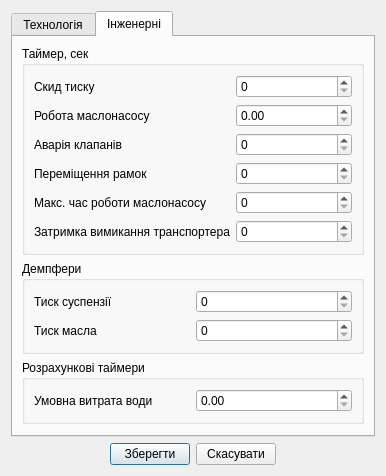
Qt form kf-1000/scada/dlgkfparam.ui (vanessaorgua/Linovitsa) before a commit.
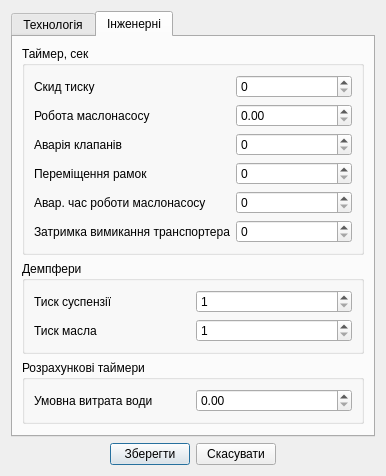
The same form after that commit. The open tabs and pages were chosen to show the change.

```diff
--- a/kf-1000/scada/dlgkfparam.ui
+++ b/kf-1000/scada/dlgkfparam.ui
@@ -7,7 +7,7 @@
     <x>0</x>
     <y>0</y>
     <width>386</width>
-    <height>447</height>
+    <height>461</height>
    </rect>
   </property>
   <property name="windowTitle">
@@ -205,7 +205,7 @@
           <item row="5" column="0">
            <widget class="QLabel" name="label_12">
             <property name="text">
-             <string>Макс. час роботи маслонасосу</string>
+             <string>Авар. час роботи маслонасосу</string>
             </property>
            </widget>
           </item>
@@ -242,7 +242,14 @@
            </widget>
           </item>
           <item row="0" column="1">
-           <widget class="QSpinBox" name="sb_kf_Psusp"/>
+           <widget class="QSpinBox" name="sb_kf_Psusp">
+            <property name="minimum">
+             <number>1</number>
+            </property>
+            <property name="maximum">
+             <number>100</number>
+            </property>
+           </widget>
           </item>
           <item row="1" column="0">
            <widget class="QLabel" name="label_15">
@@ -252,7 +259,14 @@
            </widget>
           </item>
           <item row="1" column="1">
-           <widget class="QSpinBox" name="sb_kf_Poil"/>
+           <widget class="QSpinBox" name="sb_kf_Poil">
+            <property name="minimum">
+             <number>1</number>
+            </property>
+            <property name="maximum">
+             <number>100</number>
+            </property>
+           </widget>
           </item>
          </layout>
         </widget>
```
Left out of the diff: 82 changed lines with no effect on the pictures.
